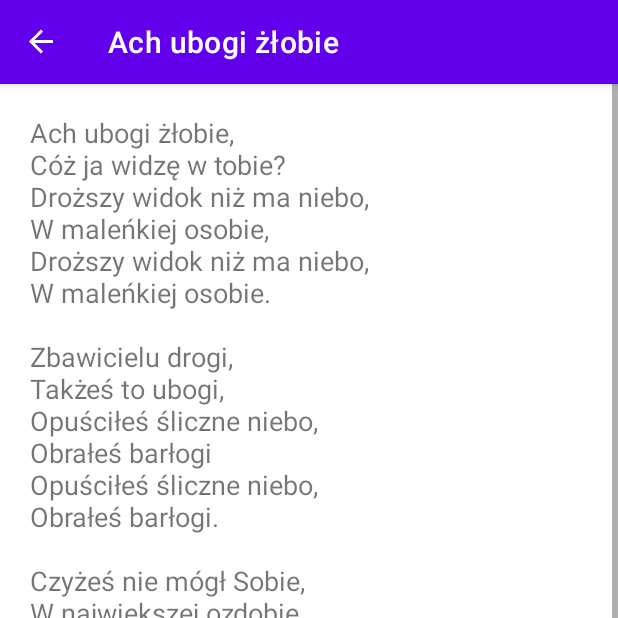
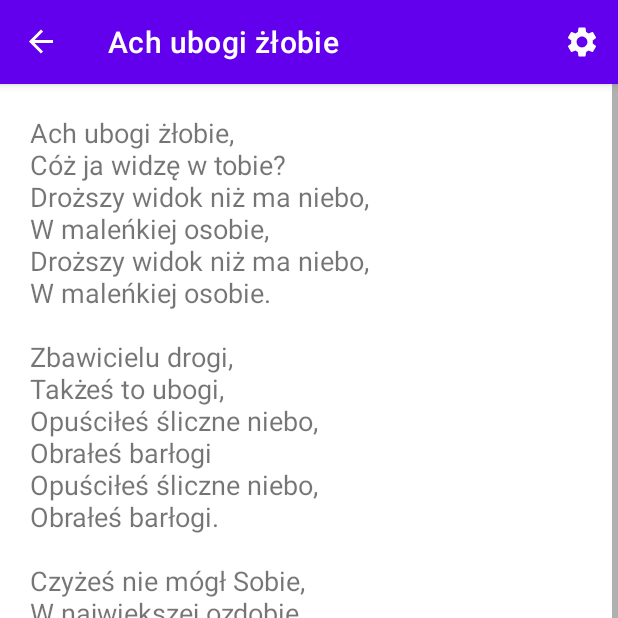
Before and after one commit to qxtno/Koledy, an Android app: the screen it shows after launch (MainActivity), after a tap on an icon or button, on a phone screen of 412 x 824 dp, the top half of it. Run offline under Robolectric (Android 15) with nearby library versions, the phone set to English and light mode, and no system bars; our stand-ins replace navigation-ui; 1 other tap on this screen came first.

Commit message:
Added settings fragment with themes support, added toasts to font size change

```diff
--- a/app/src/main/java/io/qxtno/carols/activities/MainActivity.java
+++ b/app/src/main/java/io/qxtno/carols/activities/MainActivity.java
@@ -1,10 +1,12 @@
 package io.qxtno.carols.activities;
 
 import androidx.appcompat.app.AppCompatActivity;
+import androidx.appcompat.app.AppCompatDelegate;
 import androidx.navigation.NavController;
 import androidx.navigation.Navigation;
 import androidx.navigation.ui.NavigationUI;
 
+import android.content.SharedPreferences;
 import android.os.Bundle;
 import android.view.Menu;
 
@@ -16,6 +18,8 @@ public class MainActivity extends AppCompatActivity {
     protected void onCreate(Bundle savedInstanceState) {
         super.onCreate(savedInstanceState);
         setContentView(R.layout.activity_main);
+
+        setUpTheme();
 
         NavController navController = Navigation.findNavController(this, R.id.nav_host_fragment);
         NavigationUI.setupActionBarWithNavController(this, navController);
@@ -29,7 +33,24 @@ public class MainActivity extends AppCompatActivity {
 
     @Override
     public boolean onCreateOptionsMenu(Menu menu) {
-        getMenuInflater().inflate(R.menu.main_menu,menu);
+        getMenuInflater().inflate(R.menu.main_menu, menu);
         return true;
     }
+
+    private void setUpTheme() {
+        SharedPreferences sharedPreferences = getSharedPreferences("mode", MODE_PRIVATE);
+        String mode = sharedPreferences.getString("mode", "light");
+
+        switch (mode) {
+            case "light":
+                AppCompatDelegate.setDefaultNightMode(AppCompatDelegate.MODE_NIGHT_NO);
+                break;
+            case "dark":
+                AppCompatDelegate.setDefaultNightMode(AppCompatDelegate.MODE_NIGHT_YES);
+                break;
+            case "system":
+                AppCompatDelegate.setDefaultNightMode(AppCompatDelegate.MODE_NIGHT_FOLLOW_SYSTEM);
+                break;
+        }
+    }
 }
--- a/app/src/main/java/io/qxtno/carols/fragments/CarolFragment.java
+++ b/app/src/main/java/io/qxtno/carols/fragments/CarolFragment.java
@@ -5,7 +5,6 @@ import android.content.SharedPreferences;
 import android.os.Bundle;
 import android.view.LayoutInflater;
 import android.view.Menu;
-import android.view.MenuInflater;
 import android.view.View;
 import android.view.ViewGroup;
 import android.view.animation.Animation;
@@ -16,6 +15,7 @@ import android.widget.Toast;
 import androidx.annotation.NonNull;
 import androidx.annotation.Nullable;
 import androidx.fragment.app.Fragment;
+import androidx.navigation.Navigation;
 
 import com.google.android.material.floatingactionbutton.ExtendedFloatingActionButton;
 import com.google.android.material.floatingactionbutton.FloatingActionButton;
@@ -27,7 +27,6 @@ import io.qxtno.carols.R;
 import io.qxtno.carols.model.Carol;
 
 public class CarolFragment extends Fragment {
-    private Carol carol;
     private FloatingActionButton sizeFab;
     private ExtendedFloatingActionButton increaseFab;
     private ExtendedFloatingActionButton restoreFab;
@@ -36,17 +35,6 @@ public class CarolFragment extends Fragment {
     private float size;
     private SharedPreferences sharedPreferences;
     private SharedPreferences.Editor editor;
-
-    @Override
-    public void onCreate(@Nullable Bundle savedInstanceState) {
-        super.onCreate(savedInstanceState);
-
-        Bundle bundle = this.getArguments();
-        assert bundle != null;
-        carol = bundle.getParcelable("carol");
-
-        Objects.requireNonNull(((MainActivity) requireActivity()).getSupportActionBar()).setTitle(carol.getTitle());
-    }
 
     @Nullable
     @Override
@@ -58,9 +46,14 @@ public class CarolFragment extends Fragment {
 
         TextView carolText = view.findViewById(R.id.carol_text);
 
-        sharedPreferences = requireActivity().getPreferences(Context.MODE_PRIVATE);
+        Bundle bundle = this.getArguments();
+        assert bundle != null;
+        Carol carol = bundle.getParcelable("carol");
+
+        Objects.requireNonNull(((MainActivity) requireActivity()).getSupportActionBar()).setTitle(carol.getTitle());
+
+        sharedPreferences = requireActivity().getSharedPreferences("mode", Context.MODE_PRIVATE);
         editor = sharedPreferences.edit();
-        editor.putFloat("size", carolText.getTextSize());
         size = sharedPreferences.getFloat("size", 18);
 
         carolText.setText(carol.getCarol_text());
@@ -110,11 +103,16 @@ public class CarolFragment extends Fragment {
         });
 
         restoreFab.setOnClickListener(v -> {
-            size = 18;
-            carolText.setTextSize(size);
-            editor = sharedPreferences.edit();
-            editor.putFloat("size", size).apply();
-            Toast.makeText(requireContext(), R.string.toast_reset_done, Toast.LENGTH_SHORT).show();
+            float defaultSize = 18;
+            if (size != defaultSize) {
+                carolText.setTextSize(defaultSize);
+                editor = sharedPreferences.edit();
+                editor.putFloat("size", defaultSize).apply();
+                Toast.makeText(requireContext(), R.string.toast_reset_done, Toast.LENGTH_SHORT).show();
+            } else {
+                Toast.makeText(requireContext(), R.string.toast_size_unchanged, Toast.LENGTH_SHORT).show();
+            }
+
         });
 
         decreaseFab.setOnClickListener(v -> {
@@ -139,10 +137,14 @@ public class CarolFragment extends Fragment {
     }
 
     @Override
-    public void onCreateOptionsMenu(@NonNull Menu menu, @NonNull MenuInflater inflater) {
-        super.onCreateOptionsMenu(menu, inflater);
-        menu.clear();
-        inflater.inflate(R.menu.carol_menu, menu);
+    public void onPrepareOptionsMenu(@NonNull Menu menu) {
+        super.onPrepareOptionsMenu(menu);
+
+        menu.findItem(R.id.menu_search).setVisible(false).collapseActionView();
+        menu.findItem(R.id.menu_settings).setOnMenuItemClickListener(item -> {
+            Navigation.findNavController(requireActivity(), R.id.nav_host_fragment).navigate(R.id.nav_settings);
+            return true;
+        });
     }
 
     private void animationOut() {
--- a/app/src/main/java/io/qxtno/carols/fragments/ListFragment.java
+++ b/app/src/main/java/io/qxtno/carols/fragments/ListFragment.java
@@ -1,7 +1,6 @@
 package io.qxtno.carols.fragments;
 
 import android.os.Bundle;
-import android.text.TextUtils;
 import android.view.LayoutInflater;
 import android.view.Menu;
 import android.view.MenuItem;
@@ -82,6 +81,8 @@ public class ListFragment extends Fragment implements CarolAdapter.OnItemClickLi
 
     @Override
     public void onPrepareOptionsMenu(@NonNull Menu menu) {
+        super.onPrepareOptionsMenu(menu);
+
         MenuItem searchItem = menu.findItem(R.id.menu_search);
         searchView = (androidx.appcompat.widget.SearchView) searchItem.getActionView();
         searchView.setIconified(true);
@@ -104,7 +105,11 @@ public class ListFragment extends Fragment implements CarolAdapter.OnItemClickLi
                 return true;
             }
         });
-        super.onPrepareOptionsMenu(menu);
+
+        menu.findItem(R.id.menu_settings).setOnMenuItemClickListener(item -> {
+            Navigation.findNavController(requireActivity(), R.id.nav_host_fragment).navigate(R.id.nav_settings);
+            return true;
+        });
     }
 
     @Override
--- /dev/null
+++ b/app/src/main/res/drawable/ic_settings.xml
@@ -0,0 +1,7 @@
+<vector xmlns:tools="http://schemas.android.com/tools"
+    android:height="24dp" android:tint="#FFFFFF"
+    android:viewportHeight="24" android:viewportWidth="24"
+    android:width="24dp" xmlns:android="http://schemas.android.com/apk/res/android">
+    <path android:fillColor="@android:color/white" android:pathData="M19.14,12.94c0.04,-0.3 0.06,-0.61 0.06,-0.94c0,-0.32 -0.02,-0.64 -0.07,-0.94l2.03,-1.58c0.18,-0.14 0.23,-0.41 0.12,-0.61l-1.92,-3.32c-0.12,-0.22 -0.37,-0.29 -0.59,-0.22l-2.39,0.96c-0.5,-0.38 -1.03,-0.7 -1.62,-0.94L14.4,2.81c-0.04,-0.24 -0.24,-0.41 -0.48,-0.41h-3.84c-0.24,0 -0.43,0.17 -0.47,0.41L9.25,5.35C8.66,5.59 8.12,5.92 7.63,6.29L5.24,5.33c-0.22,-0.08 -0.47,0 -0.59,0.22L2.74,8.87C2.62,9.08 2.66,9.34 2.86,9.48l2.03,1.58C4.84,11.36 4.8,11.69 4.8,12s0.02,0.64 0.07,0.94l-2.03,1.58c-0.18,0.14 -0.23,0.41 -0.12,0.61l1.92,3.32c0.12,0.22 0.37,0.29 0.59,0.22l2.39,-0.96c0.5,0.38 1.03,0.7 1.62,0.94l0.36,2.54c0.05,0.24 0.24,0.41 0.48,0.41h3.84c0.24,0 0.44,-0.17 0.47,-0.41l0.36,-2.54c0.59,-0.24 1.13,-0.56 1.62,-0.94l2.39,0.96c0.22,0.08 0.47,0 0.59,-0.22l1.92,-3.32c0.12,-0.22 0.07,-0.47 -0.12,-0.61L19.14,12.94zM12,15.6c-1.98,0 -3.6,-1.62 -3.6,-3.6s1.62,-3.6 3.6,-3.6s3.6,1.62 3.6,3.6S13.98,15.6 12,15.6z"
+        tools:ignore="VectorPath" />
+</vector>
--- a/app/src/main/res/menu/carol_menu.xml
+++ /dev/null
@@ -1,4 +0,0 @@
-<?xml version="1.0" encoding="utf-8"?>
-<menu>
-
-</menu>
--- a/app/src/main/res/menu/main_menu.xml
+++ b/app/src/main/res/menu/main_menu.xml
@@ -8,4 +8,10 @@
         android:title="@string/search"
         app:actionViewClass="androidx.appcompat.widget.SearchView"
         app:showAsAction="ifRoom|collapseActionView" />
+    <item
+        android:id="@+id/menu_settings"
+        android:icon="@drawable/ic_settings"
+        android:title="@string/settings"
+        app:showAsAction="ifRoom" />
+
 </menu>
--- a/app/src/main/res/navigation/nav_graph.xml
+++ b/app/src/main/res/navigation/nav_graph.xml
@@ -11,9 +11,20 @@
         <action
             android:id="@+id/action_listFragment_to_carolFragment"
             app:destination="@id/nav_carol" />
+        <action
+            android:id="@+id/action_nav_list_to_settingsFragment"
+            app:destination="@id/nav_settings" />
     </fragment>
     <fragment
         android:id="@+id/nav_carol"
         android:name="io.qxtno.carols.fragments.CarolFragment"
-        android:label="CarolFragment" />
+        android:label="@string/carol">
+        <action
+            android:id="@+id/action_nav_carol_to_settingsFragment"
+            app:destination="@id/nav_settings" />
+    </fragment>
+    <fragment
+        android:id="@+id/nav_settings"
+        android:name="io.qxtno.carols.fragments.SettingsFragment"
+        android:label="@string/settings" />
 </navigation>
--- a/app/src/main/res/values/strings.xml
+++ b/app/src/main/res/values/strings.xml
@@ -6,7 +6,17 @@
     <string name="restore">Przywróć domyślny rozmiar</string>
     <string name="decrease">Zmniejsz rozmiar czcionki</string>
     <string name="close">Zamknij</string>
+    <string name="settings">Ustawienia</string>
+    <string name="carol">Kolęda</string>
+    <string name="theme">Wybierz motyw</string>
+    <string name="theme_light">Motyw jasny</string>
+    <string name="theme_dark">Motyw ciemny</string>
+    <string name="device_theme">Użyj motywu systemowego</string>
     <string name="toast_too_big">Nie można już zwiększyć rozmiaru czcionki</string>
     <string name="toast_too_small">Nie można już zmniejszyć rozmiaru czcionki</string>
     <string name="toast_reset_done">Przywrócono rozmiar czcionki</string>
+    <string name="toast_size_unchanged">Czcionka już jest domyślnego rozmiaru</string>
+    <string name="toast_size_too_small">Rozmiar czcionki nie może być mniejszy niż 14</string>
+    <string name="toast_size_too_big">Rozmiar czcionki nie może być mniejszy niż 50</string>
+    <string name="info">v1.0</string>
 </resources>
```
Also changed, not shown: app/src/main/java/io/qxtno/carols/fragments/SettingsFragment.java (added, +98 -0 lines), app/src/main/res/layout/fragment_settings.xml (added, +50 -0 lines).
